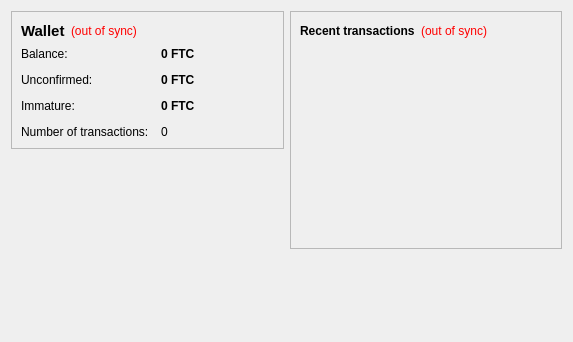
Petr1fied/gamecoin, file src/qt/forms/overviewpage.ui: the form before one commit.
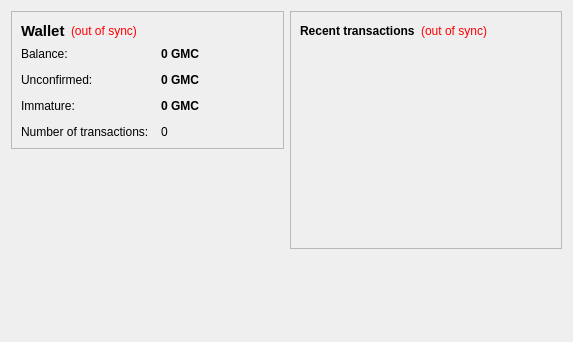
The form after the commit.

The edit to the form file:
```diff
--- a/src/qt/forms/overviewpage.ui
+++ b/src/qt/forms/overviewpage.ui
@@ -105,7 +105,7 @@
              <string>Your current balance</string>
             </property>
             <property name="text">
-             <string notr="true">0 FTC</string>
+             <string notr="true">0 GMC</string>
             </property>
             <property name="textInteractionFlags">
              <set>Qt::LinksAccessibleByMouse|Qt::TextSelectableByKeyboard|Qt::TextSelectableByMouse</set>
@@ -134,7 +134,7 @@
              <string>Total of transactions that have yet to be confirmed, and do not yet count toward the current balance</string>
             </property>
             <property name="text">
-             <string notr="true">0 FTC</string>
+             <string notr="true">0 GMC</string>
             </property>
             <property name="textInteractionFlags">
              <set>Qt::LinksAccessibleByMouse|Qt::TextSelectableByKeyboard|Qt::TextSelectableByMouse</set>
@@ -177,7 +177,7 @@
              <string>Mined balance that has not yet matured</string>
             </property>
             <property name="text">
-             <string notr="true">0 FTC</string>
+             <string notr="true">0 GMC</string>
             </property>
             <property name="textInteractionFlags">
              <set>Qt::LinksAccessibleByMouse|Qt::TextSelectableByKeyboard|Qt::TextSelectableByMouse</set>
```
